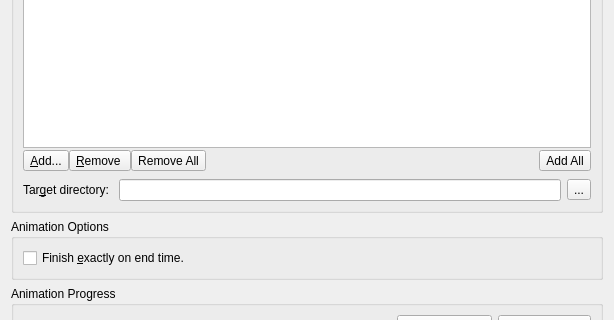
This is src/qt-widgets/ExportAnimationDialogUi.ui in GPlates/GPlates as Qt 5 draws it before an edit; both pictures show x 0 to 614 and y 314 to 634 of the 614 by 730 pixel window. The edited form follows.
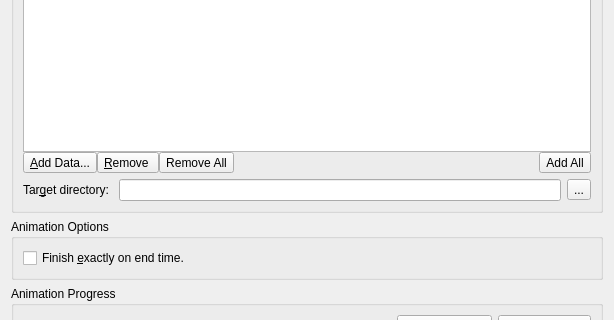
This is the edited form. Icons and pictures are not drawn.

Commit message: (trunk) Further minor visual tweaks to the export dialog.

The edit to the form file:
```diff
--- a/src/qt-widgets/ExportAnimationDialogUi.ui
+++ b/src/qt-widgets/ExportAnimationDialogUi.ui
@@ -346,13 +346,32 @@
              <layout class="QHBoxLayout" >
               <item>
                <widget class="QToolButton" name="button_add" >
+                <property name="sizePolicy" >
+                 <sizepolicy vsizetype="Preferred" hsizetype="Fixed" >
+                  <horstretch>0</horstretch>
+                  <verstretch>0</verstretch>
+                 </sizepolicy>
+                </property>
                 <property name="text" >
-                 <string>&amp;Add...</string>
+                 <string>&amp;Add Data...</string>
+                </property>
+                <property name="icon" >
+                 <iconset resource="../qt-resources/qt_widgets.qrc" >
+                  <normaloff>:/tango_list_add_16.png</normaloff>:/tango_list_add_16.png</iconset>
+                </property>
+                <property name="toolButtonStyle" >
+                 <enum>Qt::ToolButtonTextBesideIcon</enum>
                 </property>
                </widget>
               </item>
               <item>
                <widget class="QToolButton" name="button_remove" >
+                <property name="sizePolicy" >
+                 <sizepolicy vsizetype="Preferred" hsizetype="Fixed" >
+                  <horstretch>0</horstretch>
+                  <verstretch>0</verstretch>
+                 </sizepolicy>
+                </property>
                 <property name="text" >
                  <string>&amp;Remove </string>
                 </property>
@@ -360,6 +379,12 @@
               </item>
               <item>
                <widget class="QToolButton" name="button_range_remove_all" >
+                <property name="sizePolicy" >
+                 <sizepolicy vsizetype="Preferred" hsizetype="Fixed" >
+                  <horstretch>0</horstretch>
+                  <verstretch>0</verstretch>
+                 </sizepolicy>
+                </property>
                 <property name="text" >
                  <string>Remove All</string>
                 </property>
@@ -372,14 +397,20 @@
                 </property>
                 <property name="sizeHint" stdset="0" >
                  <size>
-                  <width>241</width>
-                  <height>25</height>
+                  <width>1</width>
+                  <height>1</height>
                  </size>
                 </property>
                </spacer>
               </item>
               <item>
                <widget class="QToolButton" name="button_range_add_all" >
+                <property name="sizePolicy" >
+                 <sizepolicy vsizetype="Preferred" hsizetype="Fixed" >
+                  <horstretch>0</horstretch>
+                  <verstretch>0</verstretch>
+                 </sizepolicy>
+                </property>
                 <property name="text" >
                  <string>Add All</string>
                 </property>
```
The commit also changes 1 other file.
